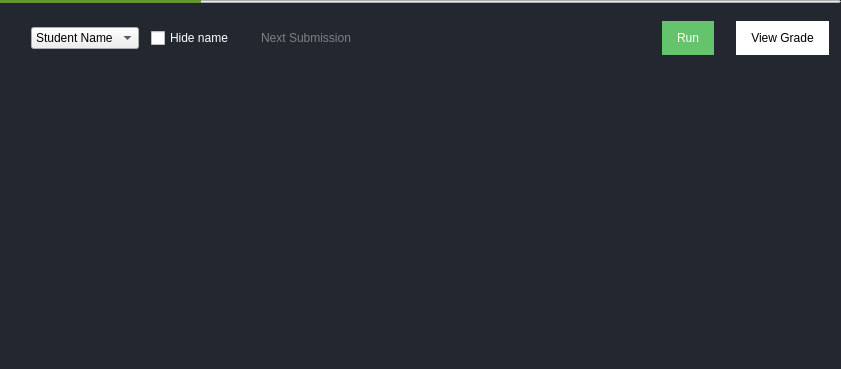
First picture: the form in TurboGrade/ui/gradesubmission.ui, repository wassgha/TurboGrade, before the edit.
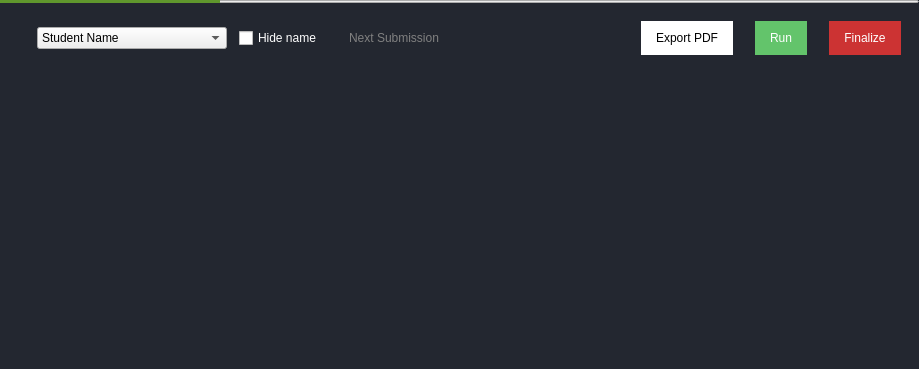
Second picture: the form after the edit. Icons and pictures are not drawn. Custom widgets are drawn as their Qt base class.

Commit message: Put grade view inside code view

```diff
--- a/TurboGrade/ui/gradesubmission.ui
+++ b/TurboGrade/ui/gradesubmission.ui
@@ -2,11 +2,14 @@
 <ui version="4.0">
  <class>GradeSubmission</class>
  <widget class="QWidget" name="GradeSubmission">
+  <property name="enabled">
+   <bool>true</bool>
+  </property>
   <property name="geometry">
    <rect>
     <x>0</x>
     <y>0</y>
-    <width>841</width>
+    <width>919</width>
     <height>369</height>
    </rect>
   </property>
@@ -24,7 +27,7 @@
         color: white;
 }
 
-QPushButton#run, QPushButton#toggle, QPushButton#next {
+QPushButton#run, QPushButton#exportpdf, QPushButton#finalize, QPushButton#next {
 	padding: 10px;
 	padding-left: 15px;
 	padding-right: 15px;
@@ -50,6 +53,16 @@
 	padding-left: 5px;
 }
 
+QPushButton#finalize {
+	color: white;
+	background: rgb(204, 51, 51);
+}
+
+QPushButton#finalize::disabled {
+	color: white;
+	background: rgb(204, 204, 204);
+}
+
 QProgressBar#progressBar {
 color: white;
 max-height: 3px;
@@ -110,16 +123,16 @@
       <enum>QLayout::SetDefaultConstraint</enum>
      </property>
      <property name="leftMargin">
-      <number>12</number>
+      <number>18</number>
      </property>
      <property name="topMargin">
       <number>18</number>
      </property>
      <property name="rightMargin">
-      <number>12</number>
+      <number>18</number>
      </property>
      <property name="bottomMargin">
-      <number>12</number>
+      <number>18</number>
      </property>
      <item>
       <widget class="ClickableLabel" name="logo">
@@ -157,12 +170,21 @@
        <property name="enabled">
         <bool>true</bool>
        </property>
+       <property name="sizePolicy">
+        <sizepolicy hsizetype="MinimumExpanding" vsizetype="Fixed">
+         <horstretch>0</horstretch>
+         <verstretch>0</verstretch>
+        </sizepolicy>
+       </property>
        <property name="editable">
         <bool>false</bool>
        </property>
        <property name="sizeAdjustPolicy">
         <enum>QComboBox::AdjustToContents</enum>
        </property>
+       <property name="minimumContentsLength">
+        <number>20</number>
+       </property>
        <item>
         <property name="text">
          <string>Student Name</string>
@@ -208,6 +230,17 @@
        </property>
       </spacer>
      </item>
+     <item>
+      <widget class="QPushButton" name="exportpdf">
+       <property name="text">
+        <string>Export PDF</string>
+       </property>
+       <property name="icon">
+        <iconset resource="resources.qrc">
+         <normaloff>:/misc/res/pdf.png</normaloff>:/misc/res/pdf.png</iconset>
+       </property>
+      </widget>
+     </item>
      <item>
       <widget class="QPushButton" name="run">
        <property name="cursor">
@@ -232,28 +265,13 @@
       </widget>
      </item>
      <item>
-      <widget class="QPushButton" name="toggle">
-       <property name="cursor">
-        <cursorShape>PointingHandCursor</cursorShape>
-       </property>
-       <property name="mouseTracking">
-        <bool>true</bool>
-       </property>
+      <widget class="QPushButton" name="finalize">
        <property name="text">
-        <string>View Grade</string>
+        <string>Finalize</string>
        </property>
        <property name="icon">
         <iconset resource="resources.qrc">
-         <normaloff>:/misc/res/grade.png</normaloff>:/misc/res/grade.png</iconset>
-       </property>
-       <property name="iconSize">
-        <size>
-         <width>16</width>
-         <height>16</height>
-        </size>
-       </property>
-       <property name="default">
-        <bool>false</bool>
+         <normaloff>:/misc/res/save.png</normaloff>:/misc/res/save.png</iconset>
        </property>
       </widget>
      </item>
```
Left out of the diff: 3 changed lines with no effect on the pictures. The commit also changes 9 other files.
